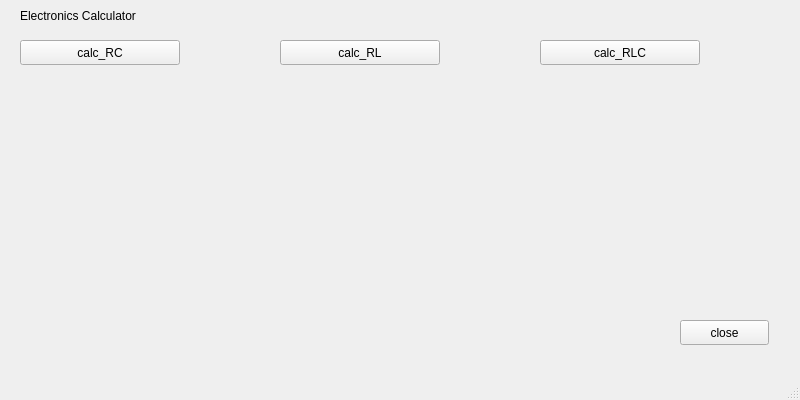
Above: CalcApplication/MainWindow.ui from yannickflepp/PmSwEng before the change. Below: the same form after it.
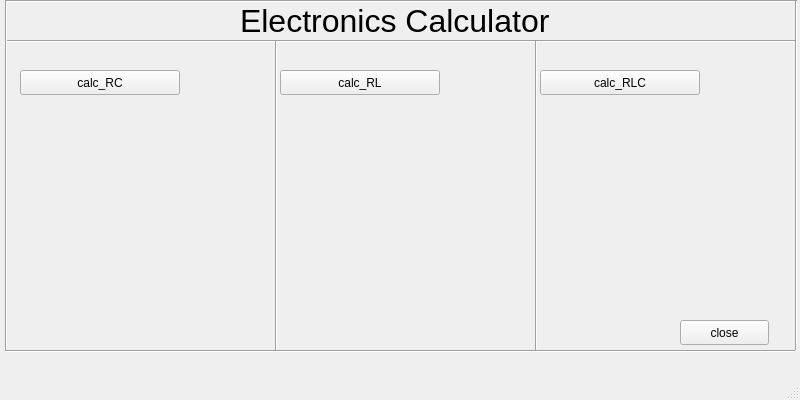
That is the form after the change. Icons and pictures are not drawn.

The edit to the form file:
```diff
--- a/CalcApplication/MainWindow.ui
+++ b/CalcApplication/MainWindow.ui
@@ -23,7 +23,7 @@
     <property name="geometry">
      <rect>
       <x>20</x>
-      <y>40</y>
+      <y>70</y>
       <width>160</width>
       <height>25</height>
      </rect>
@@ -35,12 +35,17 @@
    <widget class="QLabel" name="label">
     <property name="geometry">
      <rect>
-      <x>20</x>
-      <y>0</y>
+      <x>240</x>
+      <y>5</y>
       <width>371</width>
       <height>31</height>
      </rect>
     </property>
+    <property name="font">
+     <font>
+      <pointsize>24</pointsize>
+     </font>
+    </property>
     <property name="text">
      <string>Electronics Calculator</string>
     </property>
@@ -49,7 +54,7 @@
     <property name="geometry">
      <rect>
       <x>280</x>
-      <y>40</y>
+      <y>70</y>
       <width>160</width>
       <height>25</height>
      </rect>
@@ -62,7 +67,7 @@
     <property name="geometry">
      <rect>
       <x>540</x>
-      <y>40</y>
+      <y>70</y>
       <width>160</width>
       <height>25</height>
      </rect>
@@ -88,7 +93,7 @@
     <property name="geometry">
      <rect>
       <x>20</x>
-      <y>70</y>
+      <y>100</y>
       <width>250</width>
       <height>160</height>
      </rect>
@@ -107,7 +112,7 @@
     <property name="geometry">
      <rect>
       <x>280</x>
-      <y>70</y>
+      <y>100</y>
       <width>250</width>
       <height>160</height>
      </rect>
@@ -126,7 +131,7 @@
     <property name="geometry">
      <rect>
       <x>540</x>
-      <y>70</y>
+      <y>100</y>
       <width>250</width>
       <height>160</height>
      </rect>
@@ -141,6 +146,97 @@
      <bool>true</bool>
     </property>
    </widget>
+   <widget class="Line" name="line">
+    <property name="geometry">
+     <rect>
+      <x>5</x>
+      <y>40</y>
+      <width>790</width>
+      <height>3</height>
+     </rect>
+    </property>
+    <property name="orientation">
+     <enum>Qt::Horizontal</enum>
+    </property>
+   </widget>
+   <widget class="Line" name="line_2">
+    <property name="geometry">
+     <rect>
+      <x>5</x>
+      <y>350</y>
+      <width>790</width>
+      <height>3</height>
+     </rect>
+    </property>
+    <property name="orientation">
+     <enum>Qt::Horizontal</enum>
+    </property>
+   </widget>
+   <widget class="Line" name="line_3">
+    <property name="geometry">
+     <rect>
+      <x>5</x>
+      <y>0</y>
+      <width>790</width>
+      <height>3</height>
+     </rect>
+    </property>
+    <property name="orientation">
+     <enum>Qt::Horizontal</enum>
+    </property>
+   </widget>
+   <widget class="Line" name="line_4">
+    <property name="geometry">
+     <rect>
+      <x>5</x>
+      <y>0</y>
+      <width>3</width>
+      <height>350</height>
+     </rect>
+    </property>
+    <property name="orientation">
+     <enum>Qt::Vertical</enum>
+    </property>
+   </widget>
+   <widget class="Line" name="line_5">
+    <property name="geometry">
+     <rect>
+      <x>275</x>
+      <y>40</y>
+      <width>3</width>
+      <height>310</height>
+     </rect>
+    </property>
+    <property name="orientation">
+     <enum>Qt::Vertical</enum>
+    </property>
+   </widget>
+   <widget class="Line" name="line_6">
+    <property name="geometry">
+     <rect>
+      <x>795</x>
+      <y>0</y>
+      <width>3</width>
+      <height>350</height>
+     </rect>
+    </property>
+    <property name="orientation">
+     <enum>Qt::Vertical</enum>
+    </property>
+   </widget>
+   <widget class="Line" name="line_7">
+    <property name="geometry">
+     <rect>
+      <x>535</x>
+      <y>40</y>
+      <width>3</width>
+      <height>310</height>
+     </rect>
+    </property>
+    <property name="orientation">
+     <enum>Qt::Vertical</enum>
+    </property>
+   </widget>
   </widget>
   <widget class="QMenuBar" name="menubar">
    <property name="geometry">
```
